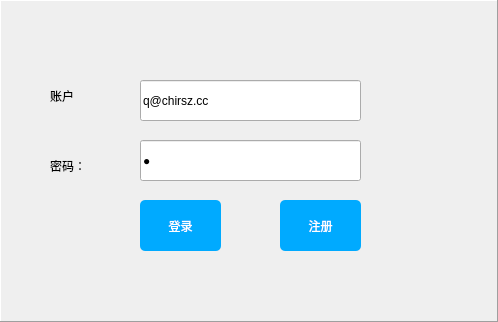
WHUCSLASD2017/nowe, file src/loginwindow.ui: the form before one commit.
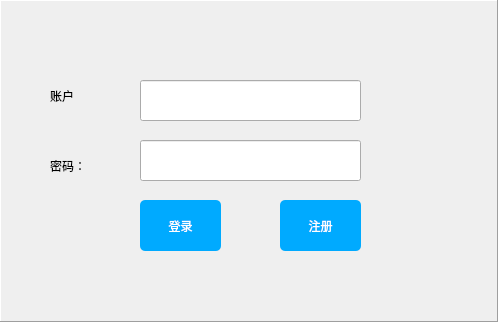
The form after the commit.

Commit message:
去掉默认用户名密码
去掉默认用户名密码

Patch:
```diff
--- a/src/loginwindow.ui
+++ b/src/loginwindow.ui
@@ -176,7 +176,7 @@
          </rect>
         </property>
         <property name="text">
-         <string>q@chirsz.cc</string>
+         <string/>
         </property>
         <property name="readOnly">
          <bool>false</bool>
@@ -195,7 +195,7 @@
          </rect>
         </property>
         <property name="text">
-         <string>q</string>
+         <string/>
         </property>
         <property name="echoMode">
          <enum>QLineEdit::Password</enum>
```
